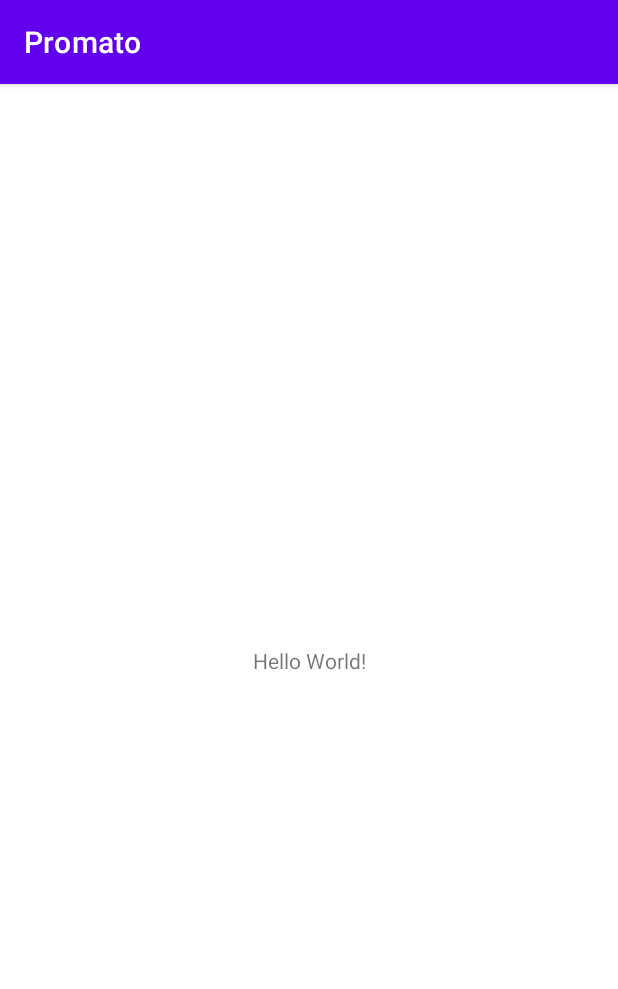
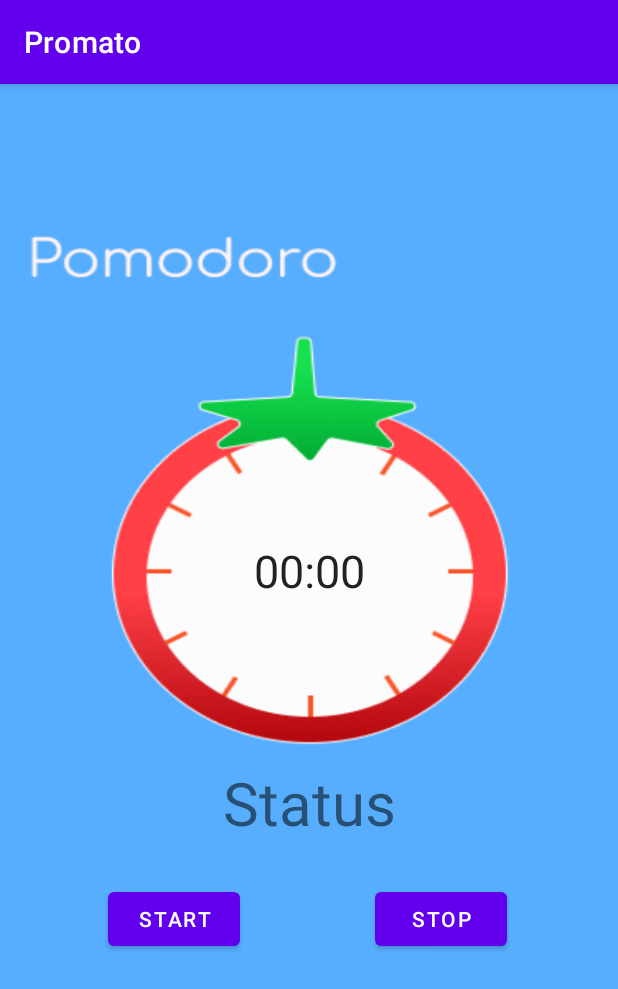
Before and after one commit to steven278/Promato, an Android app: the screen it shows after launch (MainActivity), on a phone screen of 412 x 824 dp. Shown: the top 989 px of the screen. Run offline under Robolectric (Android 15) with nearby library versions, the phone set to English and light mode, and no system bars.

Commit message:
Podomoro

```diff
--- a/app/src/main/java/id/ac/umn/promato/MainActivity.java
+++ b/app/src/main/java/id/ac/umn/promato/MainActivity.java
@@ -3,12 +3,76 @@ package id.ac.umn.promato;
 import androidx.appcompat.app.AppCompatActivity;
 
 import android.os.Bundle;
+import android.os.CountDownTimer;
+import android.os.SystemClock;
+import android.view.View;
+import android.widget.Button;
+import android.widget.Chronometer;
+import android.widget.TextView;
 
 public class MainActivity extends AppCompatActivity {
+
+    private Chronometer podomoroTime;
+    private Button startPause;
+
+    private boolean isRunning, paused=true;
+    private  long currentTVal;
+
+    private TextView status;
 
     @Override
     protected void onCreate(Bundle savedInstanceState) {
         super.onCreate(savedInstanceState);
         setContentView(R.layout.activity_main);
+
+        podomoroTime = findViewById(R.id.podTime);
+        startPause = findViewById(R.id.startPause);
+
+        podomoroTime.setOnChronometerTickListener(new Chronometer.OnChronometerTickListener() {
+            @Override
+            public void onChronometerTick(Chronometer chronometer) {
+
+                if((SystemClock.elapsedRealtime() - podomoroTime.getBase()) > 1500000)
+                {
+                    status.setText("Rest");
+                }
+            }
+        });
+        status = findViewById(R.id.status);
+    }
+
+    public void StartPodomoro(View v)
+    {
+        if(!isRunning && paused)
+        {
+            status.setText("Working");
+            podomoroTime.setBase(SystemClock.elapsedRealtime() - currentTVal);
+            podomoroTime.start();
+            isRunning = true;
+            startPause.setText("Pause");
+            paused = false;
+        }
+        else
+        {
+            PausePodomoro();
+        }
+    }
+
+    private void PausePodomoro()
+    {
+        if(!isRunning) return;
+        podomoroTime.stop();
+        currentTVal = SystemClock.elapsedRealtime() - podomoroTime.getBase();
+        isRunning = false;
+        startPause.setText("Start");
+        paused = true;
+    }
+
+    public void StopPodomoro(View v)
+    {
+        status.setText("Status");
+        podomoroTime.setBase(SystemClock.elapsedRealtime());
+        currentTVal = 0;
+        PausePodomoro();
     }
 }
--- a/app/src/main/res/layout/activity_main.xml
+++ b/app/src/main/res/layout/activity_main.xml
@@ -4,15 +4,65 @@
     xmlns:tools="http://schemas.android.com/tools"
     android:layout_width="match_parent"
     android:layout_height="match_parent"
+    android:background="@drawable/pod"
     tools:context=".MainActivity">
 
-    <TextView
+    <Chronometer
+        android:id="@+id/podTime"
         android:layout_width="wrap_content"
         android:layout_height="wrap_content"
-        android:text="Hello World!"
+        android:layout_marginBottom="120dp"
+        android:textSize="30sp"
         app:layout_constraintBottom_toBottomOf="parent"
-        app:layout_constraintLeft_toLeftOf="parent"
-        app:layout_constraintRight_toRightOf="parent"
-        app:layout_constraintTop_toTopOf="parent" />
+        app:layout_constraintEnd_toEndOf="parent"
+        app:layout_constraintStart_toStartOf="parent"
+        app:layout_constraintTop_toTopOf="parent"
+        tools:ignore="MissingConstraints" />
+
+    <TextView
+        android:id="@+id/status"
+        android:layout_width="wrap_content"
+        android:layout_height="wrap_content"
+        android:layout_marginTop="80dp"
+        android:text="Status"
+        android:textSize="40dp"
+        app:layout_constraintBottom_toTopOf="@+id/linearLayout"
+        app:layout_constraintEnd_toEndOf="parent"
+        app:layout_constraintStart_toStartOf="parent"
+        app:layout_constraintTop_toBottomOf="@+id/podTime" />
+
+    <LinearLayout
+        android:id="@+id/linearLayout"
+        android:layout_width="match_parent"
+        android:layout_height="wrap_content"
+        android:orientation="vertical"
+        app:layout_constraintBottom_toBottomOf="parent"
+        app:layout_constraintTop_toBottomOf="@+id/podTime">
+
+        <LinearLayout
+            android:layout_width="match_parent"
+            android:layout_height="match_parent"
+            android:orientation="horizontal">
+
+            <Button
+                android:id="@+id/startPause"
+                android:layout_width="wrap_content"
+                android:layout_height="wrap_content"
+                android:layout_marginStart="72dp"
+                android:onClick="StartPodomoro"
+                android:text="Start"
+                tools:ignore="MissingConstraints" />
+
+            <Button
+                android:id="@+id/Stop"
+                android:layout_width="wrap_content"
+                android:layout_height="wrap_content"
+                android:layout_marginLeft="90dp"
+                android:onClick="StopPodomoro"
+                android:text="Stop"
+                tools:ignore="MissingConstraints" />
+
+        </LinearLayout>
+    </LinearLayout>
 
 </androidx.constraintlayout.widget.ConstraintLayout>
```
Also changed, not shown: app/src/main/res/drawable-v24/pod.png (added).
